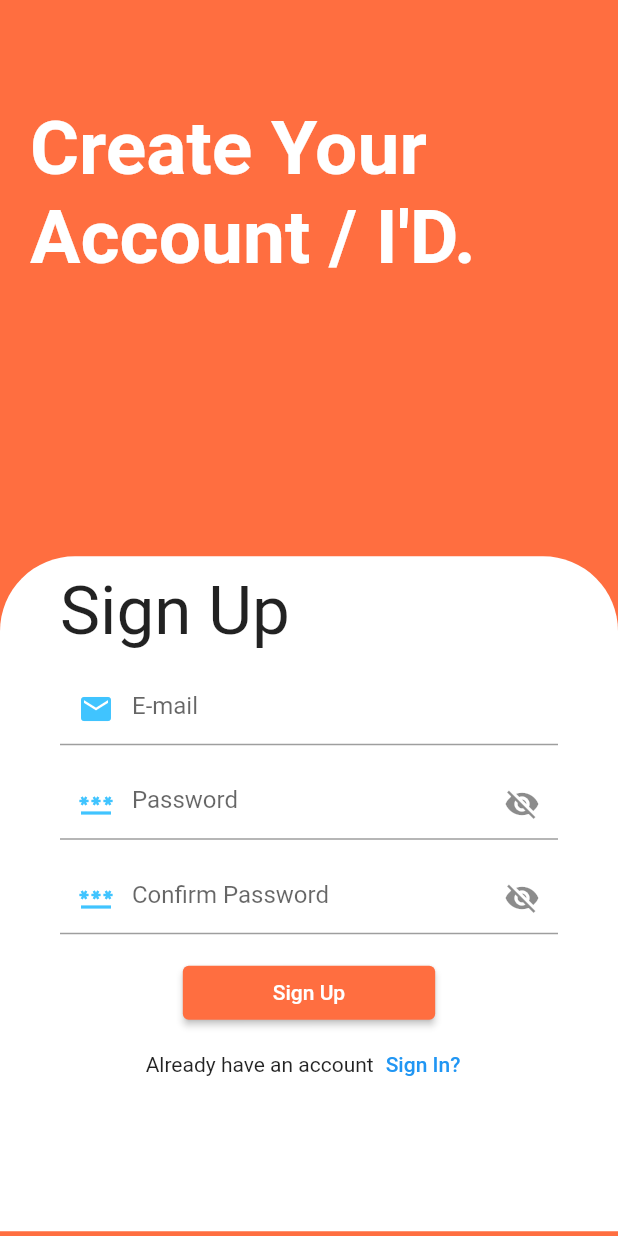
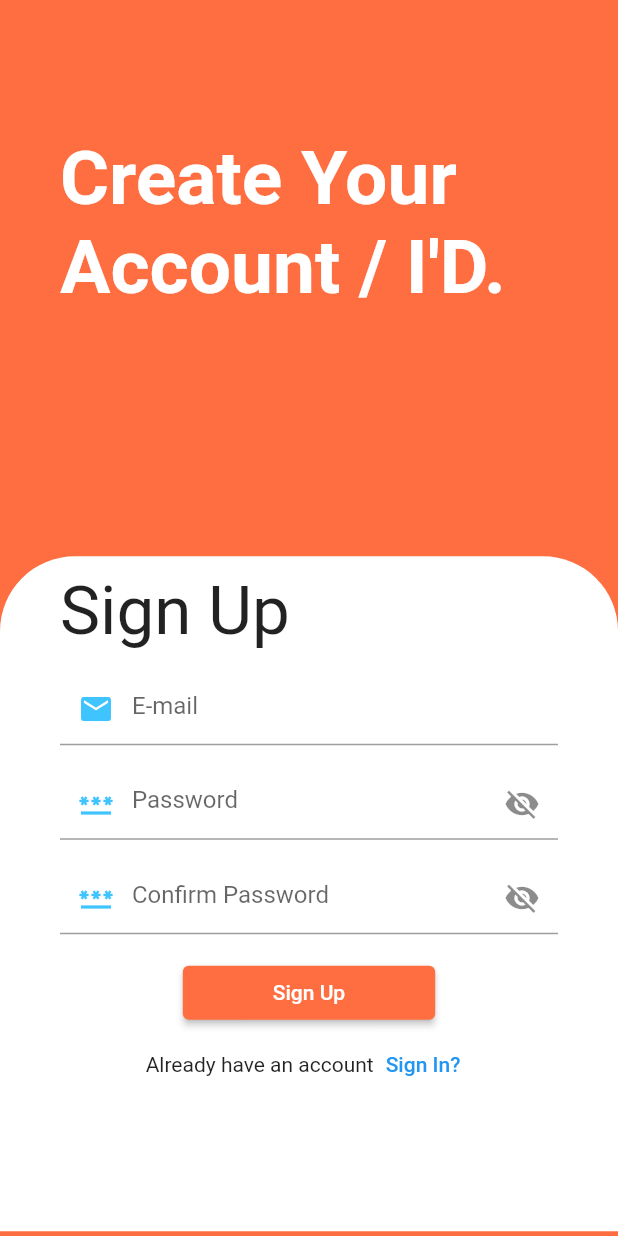
Before and after one commit to JayeshParab970/Login_page, a Flutter app: the SignUpPage screen opened directly, on a phone screen of 412 x 824 dp. Run offline on Flutter 3.47's test engine with Material 2 defaults, Android fonts, the phone set to English and light mode, and no system bars.

Commit message:
Login Page and Register Page

```diff
--- a/lib/signIn.dart
+++ b/lib/signIn.dart
@@ -19,7 +19,7 @@ class _SignUpPageState extends State<SignUpPage> {
         body:Stack(
           children: [
             Padding(
-              padding: const EdgeInsets.only(top: 70,left: 20),
+              padding: const EdgeInsets.only(top: 90,left: 40),
               child: Text("Create Your \nAccount / I'D.",style: TextStyle(color: Colors.white,fontSize: 50,fontWeight: FontWeight.bold),),
             ),
 
```
